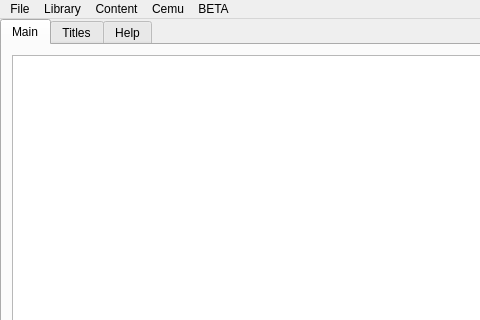
Chrono136/Maple-Tree, file mainwindow.ui: the form before one commit; both pictures show x 0 to 480 and y 0 to 320 of the 882 by 510 pixel window.
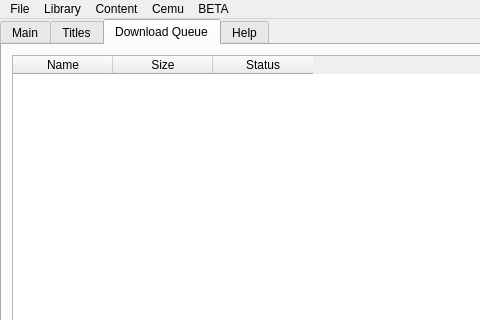
The form after the commit. The open tabs and pages were chosen to show the change.

Commit message: add download queue

```diff
--- a/mainwindow.ui
+++ b/mainwindow.ui
@@ -166,6 +166,45 @@
       </property>
      </widget>
     </widget>
+    <widget class="QWidget" name="tab_4">
+     <attribute name="title">
+      <string>Download Queue</string>
+     </attribute>
+     <widget class="QTableWidget" name="downloadQueue_tableWidget">
+      <property name="geometry">
+       <rect>
+        <x>10</x>
+        <y>10</y>
+        <width>571</width>
+        <height>371</height>
+       </rect>
+      </property>
+      <property name="selectionMode">
+       <enum>QAbstractItemView::SingleSelection</enum>
+      </property>
+      <property name="selectionBehavior">
+       <enum>QAbstractItemView::SelectRows</enum>
+      </property>
+      <property name="wordWrap">
+       <bool>false</bool>
+      </property>
+      <column>
+       <property name="text">
+        <string>Name</string>
+       </property>
+      </column>
+      <column>
+       <property name="text">
+        <string>Size</string>
+       </property>
+      </column>
+      <column>
+       <property name="text">
+        <string>Status</string>
+       </property>
+      </column>
+     </widget>
+    </widget>
     <widget class="QWidget" name="tab_2">
      <attribute name="title">
       <string>Help</string>
```
The commit also changes 12 other files.
